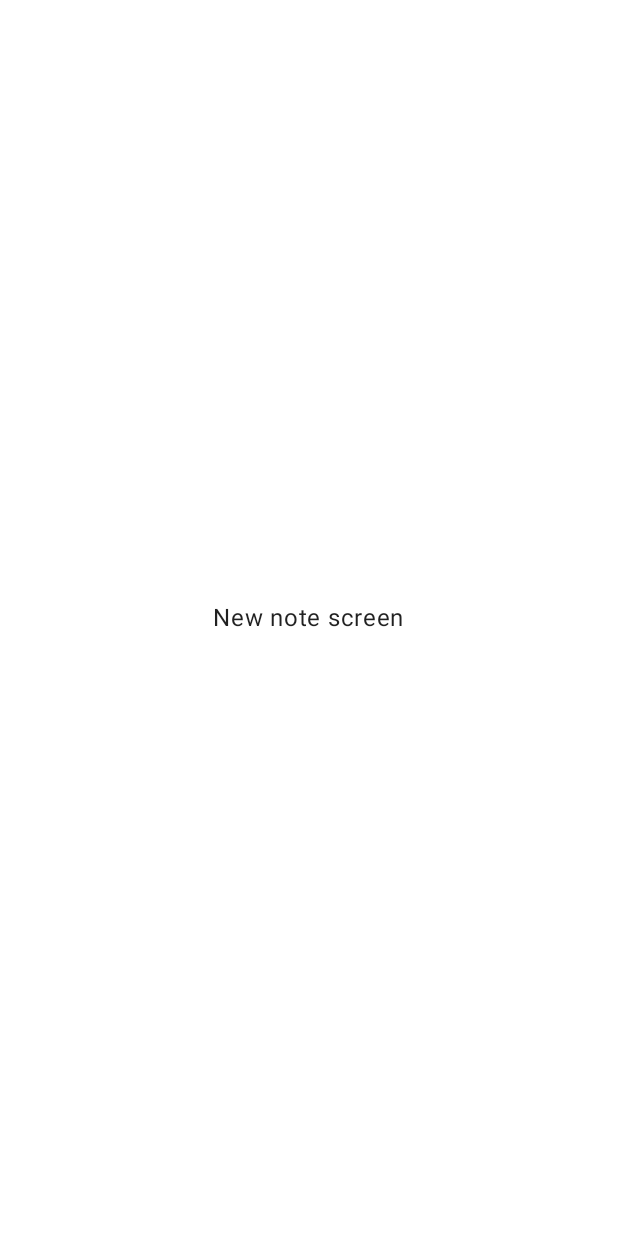
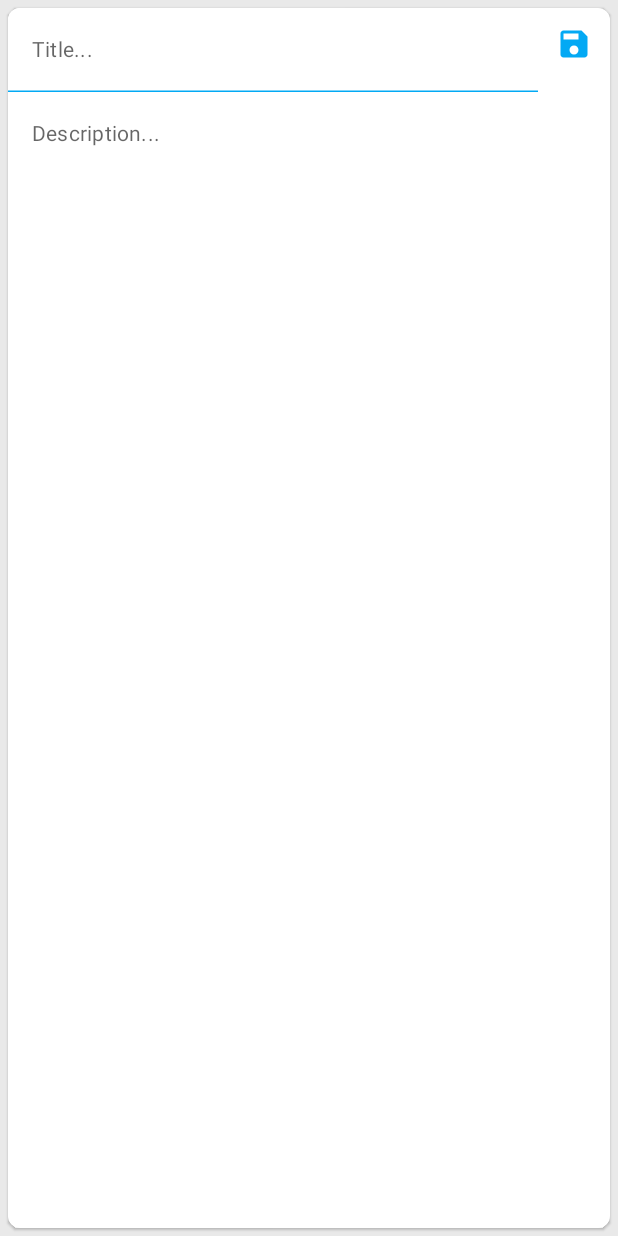
Before and after one commit to GRRais/ShoppingListCompose, an Android app built with Jetpack Compose: the NewNoteScreen screen opened through its navigation route, on a phone screen of 412 x 824 dp. Before the commit the screen is almost empty. Run offline under Robolectric (Android 15) with nearby library versions, the phone set to English and light mode, and no system bars; our stand-ins replace Dagger/Hilt's generated code, Room's generated code.

Commit message:
lesson 37 03.00

```diff
--- a/app/src/main/AndroidManifest.xml
+++ b/app/src/main/AndroidManifest.xml
@@ -17,6 +17,7 @@
             android:name=".MainActivity"
             android:exported="true"
             android:label="@string/app_name"
+            android:windowSoftInputMode="adjustResize"
             android:theme="@style/Theme.ShoppingListCompose">
             <intent-filter>
                 <action android:name="android.intent.action.MAIN" />
--- a/app/src/main/java/ru/rayanis/shoppinglistcompose/main_screen/MainScreen.kt
+++ b/app/src/main/java/ru/rayanis/shoppinglistcompose/main_screen/MainScreen.kt
@@ -18,6 +18,7 @@ import ru.rayanis.shoppinglistcompose.R
 import ru.rayanis.shoppinglistcompose.dialog.MainDialog
 import ru.rayanis.shoppinglistcompose.navigation.NavigationGraph
 import ru.rayanis.shoppinglistcompose.shopping_list_screen.ShoppingListViewModel
+import ru.rayanis.shoppinglistcompose.utils.Routes
 import ru.rayanis.shoppinglistcompose.utils.UiEvent
 
 @SuppressLint("UnusedMaterial3ScaffoldPaddingParameter", "UnusedMaterialScaffoldPaddingParameter")
@@ -54,7 +55,7 @@ fun MainScreen(
         floatingActionButton = {
             if (viewModel.showFloatingButton.value) FloatingActionButton(
                 onClick = {
-                    viewModel.onEvent(MainScreenEvent.OnShowEditDialog)
+                    viewModel.onEvent(MainScreenEvent.OnNewItemClick(currentRoute ?: Routes.SHOPPING_LIST))
                 }) {
                 Icon(
                     painter = painterResource(id = R.drawable.add_icon),
--- a/app/src/main/java/ru/rayanis/shoppinglistcompose/main_screen/MainScreenEvent.kt
+++ b/app/src/main/java/ru/rayanis/shoppinglistcompose/main_screen/MainScreenEvent.kt
@@ -1,8 +1,8 @@
 package ru.rayanis.shoppinglistcompose.main_screen
 
 sealed class MainScreenEvent {
-    object OnShowEditDialog : MainScreenEvent()
     object OnItemSave : MainScreenEvent()
     data class Navigate(val route: String): MainScreenEvent()
     data class NavigateMain(val route: String): MainScreenEvent()
+    data class OnNewItemClick(val route: String): MainScreenEvent()
 }
--- a/app/src/main/java/ru/rayanis/shoppinglistcompose/navigation/MainNavigationGraph.kt
+++ b/app/src/main/java/ru/rayanis/shoppinglistcompose/navigation/MainNavigationGraph.kt
@@ -26,7 +26,9 @@ fun MainNavigationGraph() {
             AddItemScreen()
         }
         composable(Routes.NEW_NOTE) {
-            NewNoteScreen()
+            NewNoteScreen() {
+                navController.popBackStack()
+            }
         }
         composable(Routes.MAIN_SCREEN) {
             MainScreen(navController)
--- a/app/src/main/java/ru/rayanis/shoppinglistcompose/new_note_screen/NewNoteScreen.kt
+++ b/app/src/main/java/ru/rayanis/shoppinglistcompose/new_note_screen/NewNoteScreen.kt
@@ -1,18 +1,130 @@
 package ru.rayanis.shoppinglistcompose.new_note_screen
 
+import androidx.compose.foundation.background
+import androidx.compose.foundation.layout.Box
+import androidx.compose.foundation.layout.Column
+import androidx.compose.foundation.layout.Row
 import androidx.compose.foundation.layout.fillMaxSize
+import androidx.compose.foundation.layout.fillMaxWidth
+import androidx.compose.foundation.layout.padding
 import androidx.compose.foundation.layout.wrapContentHeight
 import androidx.compose.foundation.layout.wrapContentWidth
+import androidx.compose.foundation.shape.RoundedCornerShape
+import androidx.compose.material.Card
+import androidx.compose.material.Icon
+import androidx.compose.material.IconButton
 import androidx.compose.material.Text
+import androidx.compose.material.TextField
+import androidx.compose.material.TextFieldDefaults
+import androidx.compose.material.icons.Icons
 import androidx.compose.runtime.Composable
+import androidx.compose.runtime.LaunchedEffect
 import androidx.compose.ui.Modifier
+import androidx.compose.ui.graphics.Color
+import androidx.compose.ui.res.painterResource
+import androidx.compose.ui.text.TextStyle
+import androidx.compose.ui.text.font.FontWeight
+import androidx.compose.ui.tooling.preview.Preview
+import androidx.compose.ui.unit.dp
+import androidx.compose.ui.unit.sp
+import androidx.hilt.navigation.compose.hiltViewModel
+import ru.rayanis.shoppinglistcompose.R
+import ru.rayanis.shoppinglistcompose.ui.theme.BlueLight
+import ru.rayanis.shoppinglistcompose.ui.theme.DarkText
+import ru.rayanis.shoppinglistcompose.ui.theme.GrayLight
+import ru.rayanis.shoppinglistcompose.utils.UiEvent
 
 @Composable
-fun NewNoteScreen() {
-    Text(
-        text = "New note screen",
-        modifier = Modifier.fillMaxSize()
-            .wrapContentHeight()
-            .wrapContentWidth()
-    )
+fun NewNoteScreen(
+    viewModel: NewNoteViewModel = hiltViewModel(),
+    onPopBackStack: () -> Unit
+) {
+    LaunchedEffect(key1 = true) {
+        viewModel.uiEvent.collect {uiEvent ->
+            when(uiEvent) {
+                is UiEvent.PopBackStack -> {
+                    onPopBackStack()
+                }
+                else -> {}
+            }
+        }
+    }
+
+    Box(
+        modifier = Modifier
+            .fillMaxSize()
+            .background(color = GrayLight)
+    ) {
+        Card(
+            modifier = Modifier
+                .fillMaxSize()
+                .padding(5.dp),
+            shape = RoundedCornerShape(8.dp)
+        ) {
+            Column(
+                modifier = Modifier.fillMaxWidth()
+            ) {
+                Row(
+                    modifier = Modifier.fillMaxWidth()
+                ) {
+                    TextField(
+                        modifier = Modifier.weight(1f),
+                        value = viewModel.title,
+                        onValueChange = { text ->
+                            viewModel.onEvent(NewNoteEvent.OnTitleChange(text))
+                        },
+                        label = {
+                            Text(
+                                text = "Title...",
+                                fontSize = 14.sp
+                            )
+                        },
+                        colors = TextFieldDefaults.textFieldColors(
+                            backgroundColor = Color.White,
+                            focusedIndicatorColor = Color.Transparent,
+                            unfocusedIndicatorColor = BlueLight
+                        ),
+                        singleLine = true,
+                        textStyle = TextStyle(
+                            fontSize = 16.sp,
+                            fontWeight = FontWeight.Bold,
+                            color = DarkText
+                        )
+                    )
+                    IconButton(
+                        onClick = {
+                            viewModel.onEvent(NewNoteEvent.OnSave)
+                        }
+                    ) {
+                        Icon(
+                            painter = painterResource(id = R.drawable.save_icon),
+                            contentDescription = "Save",
+                            tint = BlueLight
+                        )
+                    }
+                }
+                TextField(
+                    value = viewModel.description,
+                    onValueChange = { text ->
+                        viewModel.onEvent(NewNoteEvent.OnDescriptionChange(text))
+                    },
+                    label = {
+                        Text(
+                            text = "Description...",
+                            fontSize = 14.sp
+                        )
+                    },
+                    colors = TextFieldDefaults.textFieldColors(
+                        backgroundColor = Color.White,
+                        focusedIndicatorColor = Color.Transparent,
+                        unfocusedIndicatorColor = Color.Transparent
+                    ),
+                    textStyle = TextStyle(
+                        fontSize = 14.sp,
+                        color = DarkText
+                    )
+                )
+            }
+        }
+    }
 }
--- /dev/null
+++ b/app/src/main/java/ru/rayanis/shoppinglistcompose/new_note_screen/NewNoteViewModel.kt
@@ -0,0 +1,77 @@
+package ru.rayanis.shoppinglistcompose.new_note_screen
+
+import androidx.compose.runtime.getValue
+import androidx.compose.runtime.mutableStateOf
+import androidx.compose.runtime.setValue
+import androidx.lifecycle.SavedStateHandle
+import androidx.lifecycle.ViewModel
+import androidx.lifecycle.viewModelScope
+import dagger.hilt.android.lifecycle.HiltViewModel
+import kotlinx.coroutines.channels.Channel
+import kotlinx.coroutines.flow.receiveAsFlow
+import kotlinx.coroutines.launch
+import ru.rayanis.shoppinglistcompose.data.NoteItem
+import ru.rayanis.shoppinglistcompose.data.NoteRepository
+import ru.rayanis.shoppinglistcompose.utils.UiEvent
+import javax.inject.Inject
+
+@HiltViewModel
+class NewNoteViewModel @Inject constructor(
+    private val repository: NoteRepository,
+    savedStateHandle: SavedStateHandle
+) : ViewModel() {
+
+    private val _uiEvent = Channel<UiEvent>()
+    val uiEvent = _uiEvent.receiveAsFlow()
+
+    private var noteId = -1
+    private var noteItem: NoteItem? = null
+
+    var title by mutableStateOf("")
+        private set
+    var description by mutableStateOf("")
+        private set
+
+    init {
+        noteId = savedStateHandle.get<String>("noteId")?.toInt() ?: -1
+        if (noteId != -1) {
+            viewModelScope.launch {
+                repository.getNoteItemById(noteId).let {noteItem ->
+                    title = noteItem.title
+                    description = noteItem.description
+                    this@NewNoteViewModel.noteItem = noteItem
+                }
+            }
+        }
+    }
+
+    fun onEvent(event: NewNoteEvent) {
+        when(event) {
+            is NewNoteEvent.OnSave -> {
+                viewModelScope.launch {
+                    repository.insertItem(
+                        NoteItem(
+                            noteItem?.id,
+                            title,
+                            description,
+                            "12/12/2023 13:00"
+                        )
+                    )
+                }
+                sendUiEvent(UiEvent.PopBackStack)
+            }
+            is NewNoteEvent.OnTitleChange -> {
+                title = event.title
+            }
+            is NewNoteEvent.OnDescriptionChange -> {
+                description = event.description
+            }
+        }
+    }
+
+    private fun sendUiEvent(event: UiEvent) {
+        viewModelScope.launch {
+            _uiEvent.send(event)
+        }
+    }
+}
--- /dev/null
+++ b/app/src/main/res/drawable/save_icon.xml
@@ -0,0 +1,5 @@
+<vector android:height="24dp" android:tint="#FFFFFF"
+    android:viewportHeight="24" android:viewportWidth="24"
+    android:width="24dp" xmlns:android="http://schemas.android.com/apk/res/android">
+    <path android:fillColor="@android:color/white" android:pathData="M17,3L5,3c-1.11,0 -2,0.9 -2,2v14c0,1.1 0.89,2 2,2h14c1.1,0 2,-0.9 2,-2L21,7l-4,-4zM12,19c-1.66,0 -3,-1.34 -3,-3s1.34,-3 3,-3 3,1.34 3,3 -1.34,3 -3,3zM15,9L5,9L5,5h10v4z"/>
+</vector>
```
Also changed, not shown: app/src/main/java/ru/rayanis/shoppinglistcompose/main_screen/MainScreenViewModel.kt (+6 -2 lines), app/src/main/java/ru/rayanis/shoppinglistcompose/new_note_screen/NewNoteEvent.kt (added, +7 -0 lines), app/src/main/java/ru/rayanis/shoppinglistcompose/note_list_screen/NoteLIstViewModel.kt (added, +57 -0 lines).
